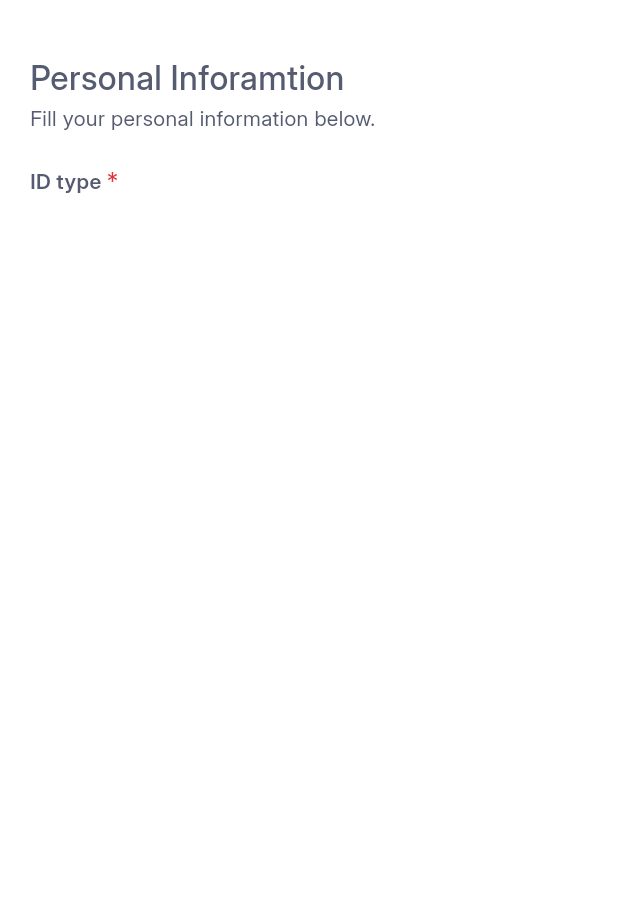
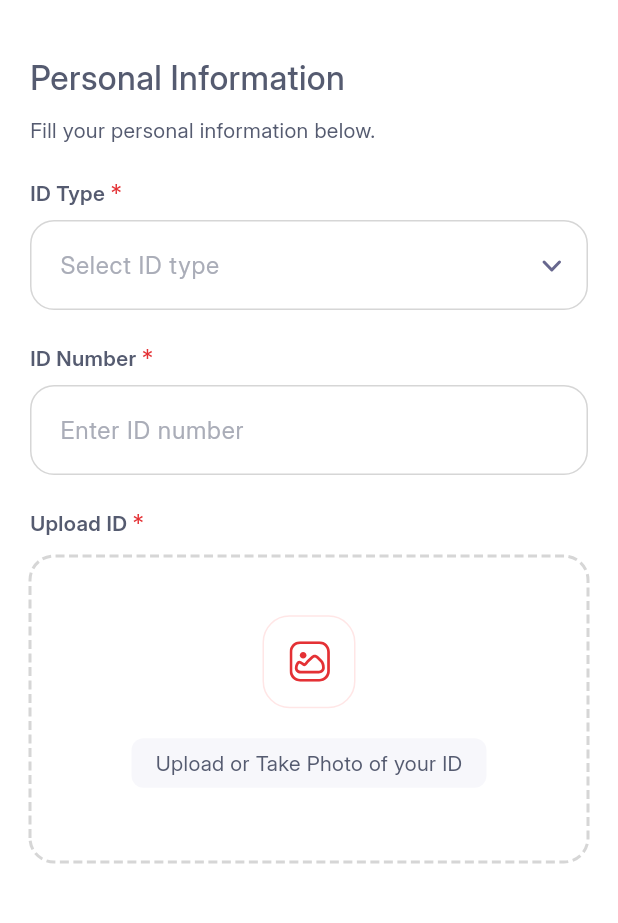
Before and after one commit to alexiss455/TEST_FLUTTER, a Flutter app: the IDConfirmation screen opened by its route, on a phone screen of 412 x 824 dp, the part 62-985 px from its top. Run offline on Flutter 3.47's test engine with Material 3 defaults, Android fonts, the phone set to English and light mode, and no system bars; drawn by our look-alikes of dotted_border; our stand-ins replace flutter_svg, image_picker; project files that could hold a hidden picture were left out.

Commit message:
update login

```diff
--- a/fbm_prototype/lib/components/_custom_colors.dart
+++ b/fbm_prototype/lib/components/_custom_colors.dart
@@ -3,6 +3,7 @@ import 'package:flutter/material.dart';
 class AppColors {
   // Primary colors
   static const Color primary = Color(0xFFE43135); // Blue
+  static const Color primaryLight = Color(0xFFFFE6E6); // Blue
   static const Color secondary = Color(0xFFFF9800); // Orange
   static const Color accent = Color(0xFF4CAF50); // Green
 
@@ -10,6 +11,7 @@ class AppColors {
   static const Color background = Color(0xFFF5F5F5); // Light grey
   static const Color white = Color(0xFFFFFFFF); // White
   static const Color grey = Color(0xFFD6D6D6); // Grey
+  static const Color greyLight = Color(0xFFF7F7FB); // Grey
 
   // Text colors
   static const Color textPrimary = Color(0xFF555B70); // Dark
--- a/fbm_prototype/lib/components/_custom_input.dart
+++ b/fbm_prototype/lib/components/_custom_input.dart
@@ -1,38 +1,52 @@
 import 'package:FBM/components/_custom_colors.dart';
 import 'package:flutter/material.dart';
 
+enum CustomIconAlignment { left, right } // ✅ renamed to avoid conflict
+
 class CustomInput extends StatelessWidget {
   final String? label;
-  final controller = TextEditingController();
   final String placeholder;
   final TextInputType type;
+  final TextEditingController? controller;
   final String? Function(String?)? validator;
   final void Function(String?)? onSaved;
-  final void Function(String?)? onChanged;
-  final String? Function(String?)? onFieldSubmitted;
-  final Widget? icons;
+  final void Function(String)? onChanged;
+  final void Function(String)? onFieldSubmitted;
+  final Widget? icon;
+  final CustomIconAlignment iconAlignment; // ✅ updated type
+  final bool enabled;
+  final bool readOnly;
+  final VoidCallback? onTap;
 
-  CustomInput({
+  const CustomInput({
+    Key? key,
     this.label,
     this.placeholder = '',
     this.type = TextInputType.text,
+    this.controller,
     this.validator,
     this.onSaved,
     this.onChanged,
     this.onFieldSubmitted,
-    this.icons,
-  });
+    this.icon,
+    this.iconAlignment = CustomIconAlignment.left, // ✅ default left
+    this.enabled = true,
+    this.readOnly = false,
+    this.onTap,
+  }) : super(key: key);
 
   @override
   Widget build(BuildContext context) {
-    return Container(
-      child: TextField(
+    return TextFormField(
+      controller: controller,
       decoration: InputDecoration(
         labelText: label,
         hintText: placeholder,
         hintStyle: TextStyle(color: AppColors.textSecondary),
-          prefixIcon: icons,
-          contentPadding: EdgeInsets.symmetric(vertical: 18, horizontal: 16),
+        prefixIcon: iconAlignment == CustomIconAlignment.left ? icon : null,
+        suffixIcon: iconAlignment == CustomIconAlignment.right ? icon : null,
+        contentPadding:
+            const EdgeInsets.symmetric(vertical: 18, horizontal: 16),
         border: OutlineInputBorder(
           borderRadius: BorderRadius.circular(16),
         ),
@@ -42,14 +56,18 @@ class CustomInput extends StatelessWidget {
         ),
         focusedBorder: OutlineInputBorder(
           borderRadius: BorderRadius.circular(16),
-            borderSide:
-                BorderSide(color: Color.fromARGB(255, 141, 144, 146), width: 1),
+          borderSide: const BorderSide(
+            color: Color.fromARGB(255, 141, 144, 146),
+            width: 1,
           ),
         ),
-        keyboardType: type == TextInputType.number
-            ? TextInputType.number
-            : TextInputType.text,
       ),
+      keyboardType: type,
+      enabled: enabled,
+      readOnly: readOnly,
+      onTap: onTap,
+      onChanged: onChanged,
+      onFieldSubmitted: onFieldSubmitted,
     );
   }
 }
--- a/fbm_prototype/lib/pages/auth/_id_confirmation.dart
+++ b/fbm_prototype/lib/pages/auth/_id_confirmation.dart
@@ -1,8 +1,81 @@
+import 'package:FBM/components/_custom_input.dart';
+import 'package:FBM/pages/auth/_id_uploader.dart';
+import 'package:dotted_border/dotted_border.dart';
+import 'package:flutter/material.dart';
 import 'package:FBM/components/_custom_colors.dart';
 import 'package:FBM/components/_custom_text.dart';
-import 'package:flutter/material.dart';
+import 'package:flutter_svg/flutter_svg.dart';
 
-class IDConfirmation extends StatelessWidget {
+class IDConfirmation extends StatefulWidget {
+  @override
+  _IDConfirmationState createState() => _IDConfirmationState();
+}
+
+class _IDConfirmationState extends State<IDConfirmation> {
+  String? selectedIdType;
+
+  final List<String> idTypes = [
+    "Philippine Passport",
+    "Driver’s License",
+    "SSS ID",
+    "PhilHealth ID",
+    "TIN ID",
+    "Postal ID",
+    "Voter’s ID",
+    "PRC ID",
+    "UMID",
+    "National ID (PhilSys)"
+  ];
+
+  void _showIdTypeSelector(BuildContext context) {
+    showModalBottomSheet(
+      context: context,
+      shape: const RoundedRectangleBorder(
+        borderRadius: BorderRadius.vertical(top: Radius.circular(20)),
+      ),
+      builder: (_) {
+        return Padding(
+          padding: EdgeInsets.all(0.0),
+          child: Column(
+            mainAxisSize: MainAxisSize.min, // so modal takes only needed height
+            crossAxisAlignment: CrossAxisAlignment.start,
+            children: [
+              Padding(
+                  padding: EdgeInsets.only(left: 18.0, top: 18.0),
+                  child: CustomText(
+                      style: TextStyle(),
+                      text: 'Select ID Type',
+                      fontSize: 16,
+                      fontWeight: FontWeight.w500)),
+              const SizedBox(height: 10),
+              Expanded(
+                child: ListView.builder(
+                  shrinkWrap: true,
+                  itemCount: idTypes.length,
+                  itemBuilder: (context, index) {
+                    return ListTile(
+                      contentPadding: EdgeInsets.only(left: 18.0),
+                      title: CustomText(
+                        text: idTypes[index],
+                        fontSize: 12,
+                      ),
+                      onTap: () {
+                        setState(() {
+                          selectedIdType = idTypes[index];
+                        });
+                        Navigator.pop(context);
+                      },
+                    );
+                  },
+                ),
+              )
+            ],
+          ),
+        );
+      },
+    );
+  }
+
   @override
   Widget build(BuildContext context) {
     return Scaffold(
@@ -14,41 +87,103 @@ class IDConfirmation extends StatelessWidget {
           ),
           centerTitle: true,
         ),
-        body: Container(
-          child: Container(
+        body: SingleChildScrollView(
+          child: Padding(
             padding: const EdgeInsets.all(20.0),
             child: Column(
               crossAxisAlignment: CrossAxisAlignment.start,
               children: [
                 CustomText(
-                      text: 'Personal Inforamtion',
+                  text: 'Personal Information',
                   fontSize: 22,
                   fontWeight: FontWeight.w500,
                 ),
+                const SizedBox(height: 8),
                 CustomText(
                   text: 'Fill your personal information below.',
                   fontSize: 14,
                 ),
                 Container(
                   margin: const EdgeInsets.only(top: 20.0),
+                  child: Column(children: [
+                    Row(
+                      children: [
+                        CustomText(
+                          text: 'ID Type ',
+                          fontWeight: FontWeight.w600,
+                          fontSize: 14,
+                        ),
+                        CustomText(
+                          text: '*',
+                          color: AppColors.primary,
+                        ),
+                      ],
+                    ),
+                    const SizedBox(height: 6),
+                    GestureDetector(
+                      onTap: () => _showIdTypeSelector(context),
+                      child: CustomInput(
+                        onTap: () => _showIdTypeSelector(context),
+                        readOnly: true,
+                        controller:
+                            TextEditingController(text: selectedIdType ?? ""),
+                        placeholder: "Select ID type",
+                        iconAlignment: CustomIconAlignment.right,
+                        icon: Padding(
+                          padding: EdgeInsets.all(16.0),
+                          child: SvgPicture.asset(
+                              "assets/img/icon/icon-arrow.svg"),
+                        ),
+                      ),
+                    ),
+                  ]),
+                ),
+                Container(
+                    margin: const EdgeInsets.only(top: 20.0),
                     child: Column(
+                      children: [
+                        Row(
+                          children: [
+                            CustomText(
+                              text: 'ID Number ',
+                              fontWeight: FontWeight.w600,
+                              fontSize: 14,
+                            ),
+                            CustomText(
+                              text: '*',
+                              color: AppColors.primary,
+                            ),
+                          ],
+                        ),
+                        const SizedBox(height: 6.0),
+                        CustomInput(
+                          placeholder: "Enter ID number",
+                        ),
+                      ],
+                    )),
+                const SizedBox(height: 20.0),
+                Column(
                   crossAxisAlignment: CrossAxisAlignment.start,
                   children: [
                     Row(
                       children: [
                         CustomText(
-                                    text: 'ID type ',
+                          text: 'Upload ID ',
                           fontWeight: FontWeight.w600,
                           fontSize: 14,
                         ),
                         CustomText(
-                                    text: '* ',
+                          text: '*',
                           color: AppColors.primary,
                         ),
                       ],
-                              )
-                            ]))
-                  ])),
+                    ),
+                    IDUploader(),
+                  ],
+                ),
+              ],
+            ),
+          ),
         ));
   }
 }
--- /dev/null
+++ b/fbm_prototype/lib/pages/auth/_id_uploader.dart
@@ -0,0 +1,144 @@
+import 'dart:io';
+import 'package:flutter/material.dart';
+import 'package:flutter_svg/flutter_svg.dart';
+import 'package:dotted_border/dotted_border.dart';
+import 'package:image_picker/image_picker.dart';
+import 'package:FBM/components/_custom_colors.dart';
+import 'package:FBM/components/_custom_text.dart';
+
+class IDUploader extends StatefulWidget {
+  @override
+  _IDUploaderState createState() => _IDUploaderState();
+}
+
+class _IDUploaderState extends State<IDUploader> {
+  File? _selectedImage;
+
+  final ImagePicker _picker = ImagePicker();
+
+  Future<void> _pickImage() async {
+    final XFile? pickedFile = await _picker.pickImage(
+      source: ImageSource.gallery, // 📌 change to ImageSource.camera for camera
+      maxWidth: 800,
+      maxHeight: 800,
+      imageQuality: 80,
+    );
+
+    if (pickedFile != null) {
+      setState(() {
+        _selectedImage = File(pickedFile.path);
+      });
+    }
+  }
+
+  void _showPickerOptions(BuildContext context) {
+    showModalBottomSheet(
+      context: context,
+      shape: RoundedRectangleBorder(
+        borderRadius: BorderRadius.vertical(top: Radius.circular(16)),
+      ),
+      builder: (BuildContext context) {
+        return SafeArea(
+          child: Wrap(
+            children: [
+              ListTile(
+                leading: Icon(Icons.photo_library),
+                title: Text("Choose from Gallery"),
+                onTap: () {
+                  _pickImage();
+                  Navigator.pop(context);
+                },
+              ),
+              ListTile(
+                leading: Icon(Icons.camera_alt),
+                title: Text("Take a Photo"),
+                onTap: () async {
+                  final XFile? pickedFile = await _picker.pickImage(
+                    source: ImageSource.camera,
+                    imageQuality: 80,
+                  );
+                  if (pickedFile != null) {
+                    setState(() {
+                      _selectedImage = File(pickedFile.path);
+                    });
+                  }
+                  Navigator.pop(context);
+                },
+              ),
+            ],
+          ),
+        );
+      },
+    );
+  }
+
+  @override
+  Widget build(BuildContext context) {
+    return Container(
+      margin: const EdgeInsets.only(top: 10.0),
+      alignment: Alignment.center,
+      child: GestureDetector(
+        onTap: () => _showPickerOptions(context),
+        child: DottedBorder(
+          borderType: BorderType.RRect,
+          radius: Radius.circular(16),
+          dashPattern: [6, 3],
+          color: AppColors.grey,
+          strokeWidth: 2,
+          child: Container(
+              height: 200,
+              width: double.infinity,
+              alignment: Alignment.center,
+              child: _selectedImage == null
+                  ? Column(
+                      mainAxisAlignment: MainAxisAlignment.center,
+                      children: [
+                        Container(
+                          margin: const EdgeInsets.only(bottom: 10.0),
+                          padding: const EdgeInsets.all(16.0),
+                          decoration: BoxDecoration(
+                            borderRadius: BorderRadius.circular(18),
+                            border: Border.all(
+                              color: AppColors.primaryLight,
+                              width: 1,
+                            ),
+                          ),
+                          child: SvgPicture.asset(
+                            "assets/img/icon/icon-upload-image.svg",
+                            width: 28,
+                            height: 28,
+                            color: AppColors.primary,
+                          ),
+                        ),
+                        Container(
+                          padding: const EdgeInsets.symmetric(
+                              vertical: 6.0, horizontal: 16.0),
+                          margin:
+                              const EdgeInsets.only(top: 10.0, bottom: 10.0),
+                          decoration: BoxDecoration(
+                            color: AppColors.greyLight,
+                            borderRadius: BorderRadius.circular(8),
+                          ),
+                          child: CustomText(
+                            fontSize: 14,
+                            text: "Upload or Take Photo of your ID",
+                          ),
+                        ),
+                      ],
+                    )
+                  : ClipRRect(
+                      borderRadius: BorderRadius.circular(16),
+                      child: Image.file(
+                        _selectedImage!,
+                        fit: BoxFit.cover,
+                        width: double.infinity,
+                        // prevent Flutter from reducing resolution
+                        cacheWidth: null,
+                        cacheHeight: null,
+                      ),
+                    )),
+        ),
+      ),
+    );
+  }
+}
--- a/fbm_prototype/lib/pages/auth/_login.dart
+++ b/fbm_prototype/lib/pages/auth/_login.dart
@@ -43,7 +43,7 @@ class LoginPage extends StatelessWidget {
                 SizedBox(height: 10),
                 // Username field
                 CustomInput(
-                    icons: Padding(
+                    icon: Padding(
                       padding: const EdgeInsets.all(12.0),
                       child: SvgPicture.asset(
                           "assets/img/icon/icon-user-type1.svg"),
@@ -54,7 +54,7 @@ class LoginPage extends StatelessWidget {
                 SizedBox(height: 10),
                 // Password field
                 CustomInput(
-                  icons: Padding(
+                  icon: Padding(
                     padding: const EdgeInsets.all(10.0),
                     child:
                         SvgPicture.asset("assets/img/icon/icon-password.svg"),
--- a/fbm_prototype/lib/pages/auth/_registration.dart
+++ b/fbm_prototype/lib/pages/auth/_registration.dart
@@ -17,7 +17,7 @@ class Registration extends StatelessWidget {
         ),
         centerTitle: true,
       ),
-      body: Container(
+      body: SingleChildScrollView(
         child: Container(
             padding: const EdgeInsets.all(20.0),
             child:
--- a/fbm_prototype/pubspec.yaml
+++ b/fbm_prototype/pubspec.yaml
@@ -32,6 +32,8 @@ dependencies:
     sdk: flutter
   flutter_svg: ^2.0.9
   provider: ^6.0.5
+  dotted_border: ^2.1.0
+  image_picker: ^1.1.2
   # The following adds the Cupertino Icons font to your application.
   # Use with the CupertinoIcons class for iOS style icons.
   cupertino_icons: ^1.0.8
@@ -68,6 +70,8 @@ flutter:
     - assets/img/icon/icon-transaction-active.svg
     - assets/img/icon/icon-user-type1.svg
     - assets/img/icon/icon-password.svg
+    - assets/img/icon/icon-arrow.svg
+    - assets/img/icon/icon-upload-image.svg
 
     # LOGO SVG
     - assets/img/logo/fbm_r_big.svg
```
Also changed, not shown: fbm_prototype/assets/img/icon/icon-arrow.svg (added), fbm_prototype/assets/img/icon/icon-upload-image.svg (added), fbm_prototype/pubspec.lock, 8 other files. Lines whose indentation alone changed are shown as unchanged.
